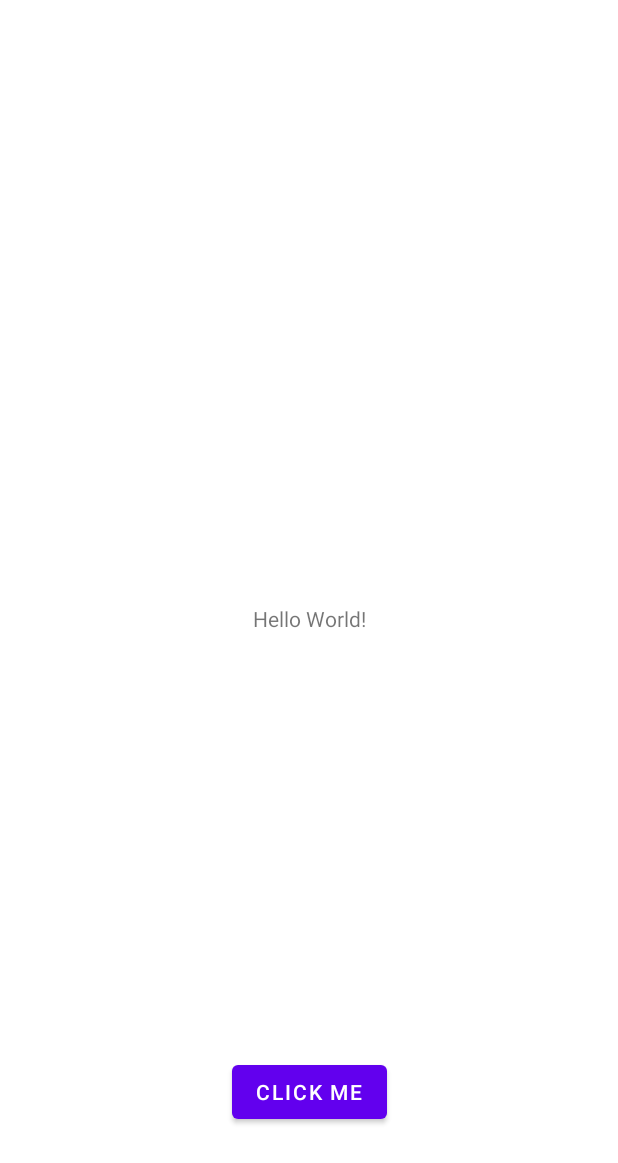
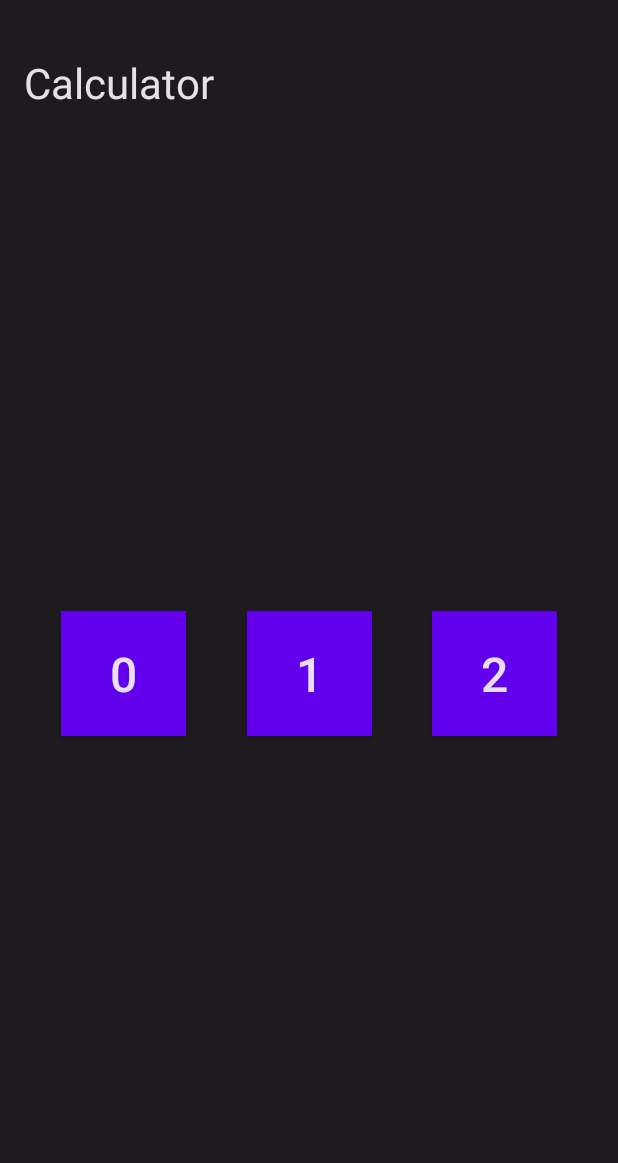
Before and after one commit to VitrivDolkom/mobileCalculator, an Android app: the layout activity_main.xml on its own in the app's theme, with its tools: preview values and no code run, on a phone screen of 412 x 824 dp. Shown: the top 1163 px of the screen. Run offline under Robolectric (Android 15) with nearby library versions, the phone set to English and light mode, and no system bars.

Commit message:
added title and three btns in flow

```diff
--- a/app/src/main/java/com/example/secondattempt/MainActivity.kt
+++ b/app/src/main/java/com/example/secondattempt/MainActivity.kt
@@ -1,7 +1,6 @@
 package com.example.secondattempt
 
 import android.os.Bundle
-import android.widget.Toast
 import androidx.appcompat.app.AppCompatActivity
 import com.example.secondattempt.databinding.ActivityMainBinding
 
@@ -16,8 +15,8 @@ class MainActivity : AppCompatActivity() {
         val view = binding.root
         setContentView(view)
 
-        binding.testButton.setOnClickListener{
-            Toast.makeText(this, "Clicked", Toast.LENGTH_SHORT).show()
-        }
+//        binding.testButton.setOnClickListener{
+//            Toast.makeText(this, "Clicked", Toast.LENGTH_SHORT).show()
+//        }
     }
 }
--- a/app/src/main/res/layout/activity_main.xml
+++ b/app/src/main/res/layout/activity_main.xml
@@ -4,28 +4,70 @@
     xmlns:tools="http://schemas.android.com/tools"
     android:layout_width="match_parent"
     android:layout_height="match_parent"
+    android:background="@color/app_background"
     tools:context=".MainActivity">
 
+    <androidx.constraintlayout.widget.ConstraintLayout
+        android:id="@+id/result"
+        android:layout_width="match_parent"
+        android:layout_height="wrap_content"
+        app:layout_constraintBaseline_toTopOf="parent">
+
     <TextView
-        android:id="@+id/textView"
+        android:id="@+id/title"
         android:layout_width="wrap_content"
         android:layout_height="wrap_content"
-        android:text="Hello World!"
+        android:layout_marginStart="16dp"
+        android:layout_marginTop="36dp"
+        android:text="@string/title"
+        android:textColor="@color/title"
+        app:layout_constraintStart_toStartOf="parent"
+        app:layout_constraintTop_toTopOf="parent"
+        android:textSize="28sp" />
+
+    </androidx.constraintlayout.widget.ConstraintLayout>
+
+
+    <androidx.constraintlayout.helper.widget.Flow
+        android:layout_width="match_parent"
+        android:layout_height="wrap_content"
+        app:constraint_referenced_ids="button_zero,button_one,button_two"
         app:layout_constraintBottom_toBottomOf="parent"
-        app:layout_constraintEnd_toEndOf="parent"
-        app:layout_constraintStart_toStartOf="parent"
-        app:layout_constraintTop_toTopOf="parent" />
+        app:layout_constraintTop_toBottomOf="@id/result"
+        android:layout_paddingRight="16dp"
+        android:layout_paddingLeft="16dp"/>
 
     <Button
-        android:id="@+id/testButton"
-        android:layout_width="wrap_content"
-        android:layout_height="wrap_content"
-        android:layout_marginTop="259dp"
-        android:layout_marginBottom="50dp"
-        android:text="@string/test_button"
-        app:layout_constraintBottom_toBottomOf="parent"
-        app:layout_constraintEnd_toEndOf="parent"
-        app:layout_constraintStart_toStartOf="parent"
-        app:layout_constraintTop_toBottomOf="@+id/textView" />
+        android:id="@+id/button_zero"
+        android:layout_width="83dp"
+        android:layout_height="83dp"
+        android:background="@color/button_background"
+        android:text="@string/zero"
+        android:textColor="@color/button_text"
+        android:textSize="32sp"
+        />
+
+    <Button
+        android:id="@+id/button_one"
+        android:layout_width="83dp"
+        android:layout_height="83dp"
+        android:background="@color/button_background"
+        android:text="@string/one"
+        android:textColor="@color/button_text"
+        android:textSize="32sp"
+        />
+
+    <Button
+        android:id="@+id/button_two"
+        android:layout_width="83dp"
+        android:layout_height="83dp"
+        android:background="@color/button_background"
+        android:text="@string/two"
+        android:textColor="@color/button_text"
+        android:textSize="32sp"
+        />
+
+
+
 
 </androidx.constraintlayout.widget.ConstraintLayout>
--- a/app/src/main/res/values/colors.xml
+++ b/app/src/main/res/values/colors.xml
@@ -7,4 +7,8 @@
     <color name="teal_700">#FF018786</color>
     <color name="black">#FF000000</color>
     <color name="white">#FFFFFFFF</color>
+    <color name="app_background">#1D1B1E</color>
+    <color name="title">#E6E1E5</color>
+    <color name="button_background">#4A4458</color>
+    <color name="button_text">#E8DEF8</color>
 </resources>
--- a/app/src/main/res/values/strings.xml
+++ b/app/src/main/res/values/strings.xml
@@ -1,4 +1,8 @@
 <resources>
     <string name="app_name">Calculator</string>
     <string name="test_button">Click me</string>
+    <string name="title">Calculator</string>
+    <string name="zero">0</string>
+    <string name="one">1</string>
+    <string name="two">2</string>
 </resources>
```
